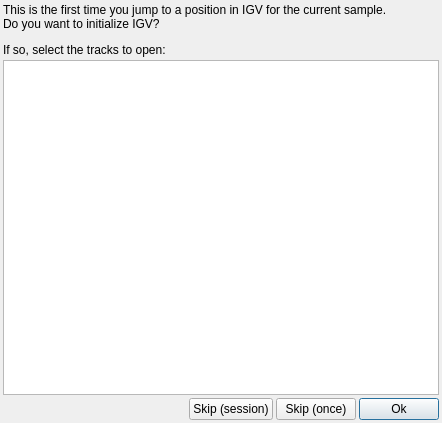
Old version of the form src/GSvar/IgvDialog.ui in the repository imgag/ngs-bits.
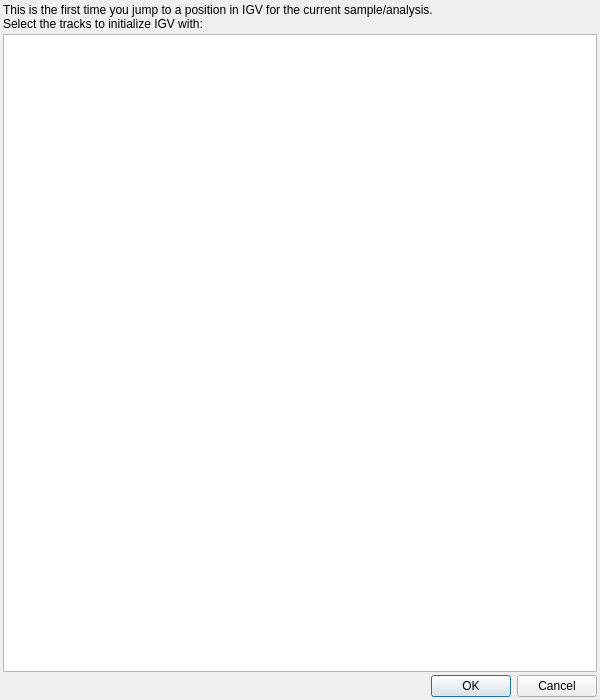
New version of the form.

Commit message: Refactoring of IGV functionality (launching IGV in background now, added settings dialog with proxy and IGV settings)

Patch:
```diff
--- a/src/GSvar/IgvDialog.ui
+++ b/src/GSvar/IgvDialog.ui
@@ -6,10 +6,16 @@
    <rect>
     <x>0</x>
     <y>0</y>
-    <width>442</width>
-    <height>423</height>
+    <width>600</width>
+    <height>700</height>
    </rect>
   </property>
+  <property name="minimumSize">
+   <size>
+    <width>600</width>
+    <height>700</height>
+   </size>
+  </property>
   <property name="windowTitle">
    <string>Initialize IGV</string>
   </property>
@@ -32,7 +38,7 @@
    <item>
     <widget class="QLabel" name="label">
      <property name="text">
-      <string>&lt;html&gt;&lt;head/&gt;&lt;body&gt;&lt;p&gt;This is the first time you jump to a position in IGV for the current sample.&lt;br/&gt;Do you want to initialize IGV?&lt;/p&gt;&lt;p&gt;If so, select the tracks to open:&lt;/p&gt;&lt;/body&gt;&lt;/html&gt;</string>
+      <string>&lt;html&gt;&lt;head/&gt;&lt;body&gt;&lt;p&gt;This is the first time you jump to a position in IGV for the current sample/analysis.&lt;br/&gt;Select the tracks to initialize IGV with:&lt;/p&gt;&lt;/body&gt;&lt;/html&gt;</string>
      </property>
      <property name="wordWrap">
       <bool>true</bool>
@@ -58,51 +64,11 @@
     </widget>
    </item>
    <item>
-    <layout class="QHBoxLayout" name="horizontalLayout_2">
-     <property name="spacing">
-      <number>3</number>
+    <widget class="QDialogButtonBox" name="buttonBox">
+     <property name="standardButtons">
+      <set>QDialogButtonBox::Cancel|QDialogButtonBox::Ok</set>
      </property>
-     <item>
-      <spacer name="horizontalSpacer">
-       <property name="orientation">
-        <enum>Qt::Horizontal</enum>
-       </property>
-       <property name="sizeHint" stdset="0">
-        <size>
-         <width>40</width>
-         <height>20</height>
-        </size>
-       </property>
-      </spacer>
-     </item>
-     <item>
-      <widget class="QPushButton" name="skip_session">
-       <property name="toolTip">
-        <string>Skip IGV initialization for the whole session, i.e. until a new sample is loaded.</string>
-       </property>
-       <property name="text">
-        <string>Skip (session)</string>
-       </property>
-      </widget>
-     </item>
-     <item>
-      <widget class="QPushButton" name="skip_once">
-       <property name="text">
-        <string>Skip (once)</string>
-       </property>
-      </widget>
-     </item>
-     <item>
-      <widget class="QPushButton" name="ok">
-       <property name="text">
-        <string>Ok</string>
-       </property>
-       <property name="default">
-        <bool>true</bool>
-       </property>
-      </widget>
-     </item>
-    </layout>
+    </widget>
    </item>
   </layout>
  </widget>
```
Left out of the diff: 28 changed lines with no effect on the pictures. The commit also changes 25 other files.
